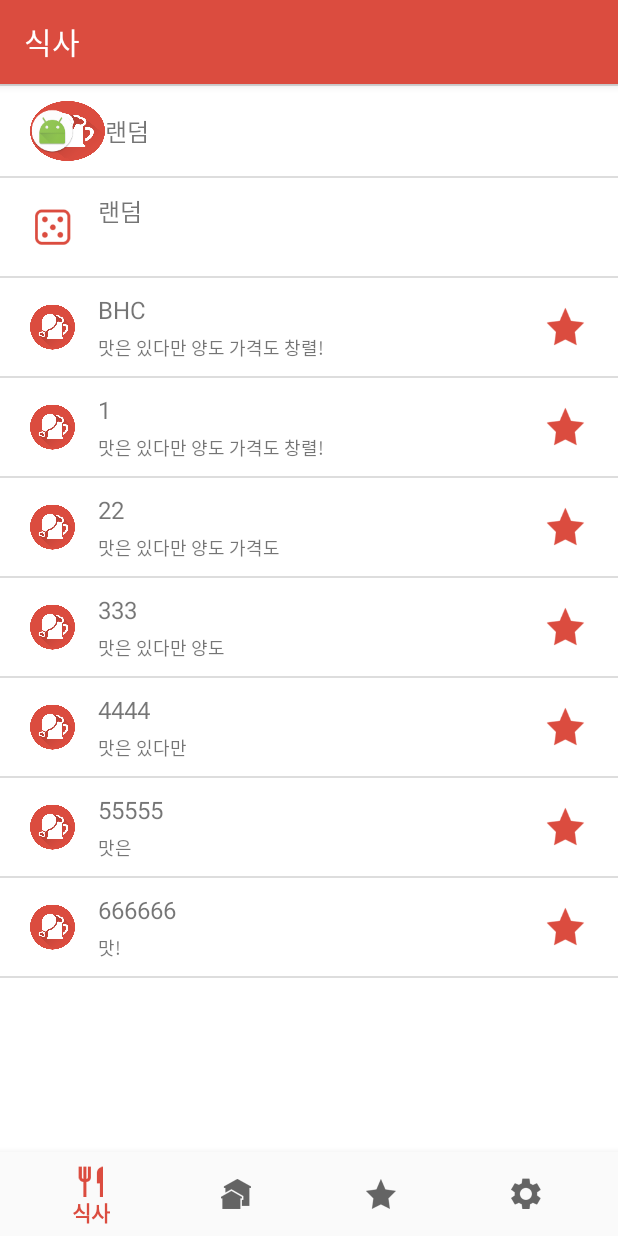
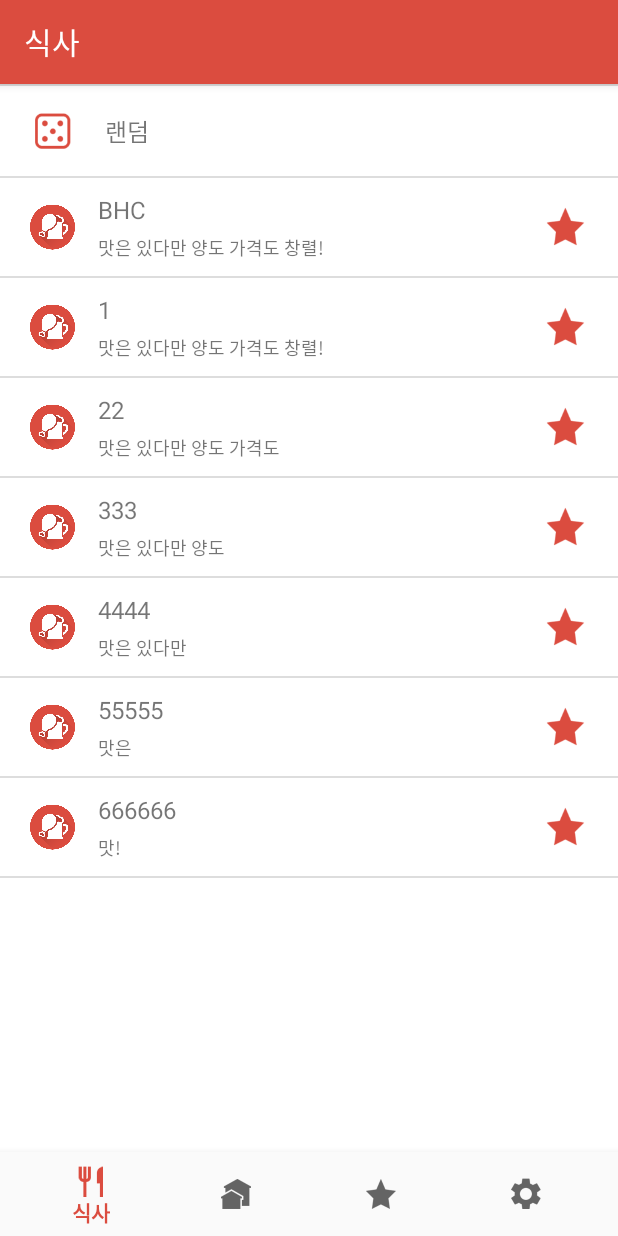
Before and after one commit to AfterNoodle/AfterNoodleAndroid, an Android app: the screen it shows after launch (MainActivity), after a tap on "전체", on a phone screen of 412 x 824 dp. Run offline under Robolectric (Android 15) with nearby library versions, the phone set to English and light mode, and no system bars; our stand-ins replace ButterKnife.

Commit message:
BottomNavigationBar animation reduced StoreListFragment issue resolved

```diff
--- a/app/build.gradle
+++ b/app/build.gradle
@@ -32,9 +32,6 @@ dependencies {
     compile 'com.android.support:recyclerview-v7:25.3.1'
     compile 'com.jakewharton:butterknife:8.5.1'
     compile 'com.android.support:design:25.3.1'
-    compile 'com.google.firebase:firebase-auth:10.2.0'
-    compile 'com.google.firebase:firebase-database:10.2.0'
-    compile 'com.google.firebase:firebase-core:10.2.0'
     annotationProcessor 'com.jakewharton:butterknife-compiler:8.5.1'
     compile 'com.github.bumptech.glide:glide:4.0.0-RC1'
 }
--- a/app/src/main/java/com/yamae/yamaeapp/Activity/MainActivity.java
+++ b/app/src/main/java/com/yamae/yamaeapp/Activity/MainActivity.java
@@ -2,16 +2,12 @@ package com.yamae.yamaeapp.Activity;
 
 import android.content.Context;
 import android.graphics.Color;
-import android.os.Build;
 import android.os.Bundle;
 import android.support.annotation.NonNull;
-import android.support.annotation.RequiresApi;
 import android.support.design.widget.BottomNavigationView;
 import android.app.Fragment;
 import android.app.FragmentTransaction;
-import android.support.v7.app.ActionBar;
 import android.support.v7.app.AppCompatActivity;
-import android.support.v7.widget.RecyclerView;
 import android.support.v7.widget.Toolbar;
 import android.view.MenuItem;
 
@@ -20,6 +16,7 @@ import com.yamae.yamaeapp.Fragment.LivingCategoryFragment;
 import com.yamae.yamaeapp.Fragment.SettingFragment;
 import com.yamae.yamaeapp.Fragment.StoreCategoryFragment;
 import com.yamae.yamaeapp.R;
+import com.yamae.yamaeapp.Java.BottomNavigationViewHelper;
 
 public class MainActivity extends AppCompatActivity {
 
@@ -59,6 +56,7 @@ public class MainActivity extends AppCompatActivity {
     };
 
 
+
     @Override
     protected void onCreate(Bundle savedInstanceState) {
         mContext=this;
@@ -66,6 +64,7 @@ public class MainActivity extends AppCompatActivity {
         setContentView(R.layout.activity_main);
         BottomNavigationView navigation = (BottomNavigationView) findViewById(R.id.navigation);
         navigation.setOnNavigationItemSelectedListener(mOnNavigationItemSelectedListener);
+        BottomNavigationViewHelper.removeShiftMode(navigation);
 
         // toolbar 설정
         toolbar = (Toolbar) findViewById(R.id.defaultToolbar);
--- a/app/src/main/java/com/yamae/yamaeapp/Activity/SplashActivity.java
+++ b/app/src/main/java/com/yamae/yamaeapp/Activity/SplashActivity.java
@@ -5,13 +5,8 @@ import android.content.Intent;
 import android.os.Bundle;
 import android.os.Handler;
 import android.support.v7.app.AppCompatActivity;
-import android.support.v7.widget.Toolbar;
-import android.util.AttributeSet;
-import android.view.View;
 
 import com.yamae.yamaeapp.R;
-
-import static android.R.attr.delay;
 
 /**
  * Created by HyunWook Kim on 2017-07-12.
--- a/app/src/main/java/com/yamae/yamaeapp/Adapter/BookmarkAdapter.java
+++ b/app/src/main/java/com/yamae/yamaeapp/Adapter/BookmarkAdapter.java
@@ -2,7 +2,6 @@ package com.yamae.yamaeapp.Adapter;
 
 import android.app.Activity;
 import android.content.Context;
-import android.graphics.drawable.Drawable;
 import android.support.v7.widget.RecyclerView;
 import android.view.LayoutInflater;
 import android.view.View;
--- a/app/src/main/java/com/yamae/yamaeapp/Adapter/StoreCategoryAdapter.java
+++ b/app/src/main/java/com/yamae/yamaeapp/Adapter/StoreCategoryAdapter.java
@@ -2,9 +2,7 @@ package com.yamae.yamaeapp.Adapter;
 
 import android.app.Activity;
 import android.content.Context;
-import android.content.Intent;
 import android.app.Fragment;
-import android.support.v4.app.FragmentManager;
 import android.support.v7.widget.RecyclerView;
 import android.view.LayoutInflater;
 import android.view.View;
@@ -22,7 +20,6 @@ import java.util.List;
 
 import butterknife.BindView;
 import butterknife.ButterKnife;
-import butterknife.OnClick;
 
 /**
  * Created by HyunWook Kim on 2017-07-07.
--- a/app/src/main/java/com/yamae/yamaeapp/Adapter/StoreListAdapter.java
+++ b/app/src/main/java/com/yamae/yamaeapp/Adapter/StoreListAdapter.java
@@ -2,9 +2,7 @@ package com.yamae.yamaeapp.Adapter;
 
 import android.app.Activity;
 import android.content.Context;
-import android.graphics.Rect;
 import android.support.v7.widget.RecyclerView;
-import android.text.Layout;
 import android.view.LayoutInflater;
 import android.view.View;
 import android.view.ViewGroup;
@@ -79,7 +77,7 @@ public class StoreListAdapter extends RecyclerView.Adapter{
             ((BodyViewHolder) holder).btBookmark.setBackgroundResource(items.get(itemPosition).getBookmark());
         }
         else if(holder instanceof  HeaderViewHolder) {
-            ((HeaderViewHolder) holder).imgRand.setBackgroundResource(items2.get(position).getIcon());
+            ((HeaderViewHolder) holder).imgRand.setImageResource(items2.get(position).getIcon());
             ((HeaderViewHolder) holder).txtRand.setText(items2.get(position).getCatTitle());
         }
     }
--- a/app/src/main/java/com/yamae/yamaeapp/Fragment/StoreCategoryFragment.java
+++ b/app/src/main/java/com/yamae/yamaeapp/Fragment/StoreCategoryFragment.java
@@ -1,7 +1,6 @@
 package com.yamae.yamaeapp.Fragment;
 
 import android.content.Context;
-import android.content.Intent;
 import android.os.Build;
 import android.os.Bundle;
 import android.app.Fragment;
--- a/app/src/main/java/com/yamae/yamaeapp/Fragment/StoreListFragment.java
+++ b/app/src/main/java/com/yamae/yamaeapp/Fragment/StoreListFragment.java
@@ -10,7 +10,6 @@ import android.support.v7.widget.RecyclerView;
 import android.view.LayoutInflater;
 import android.view.View;
 import android.view.ViewGroup;
-import android.widget.ImageView;
 
 import com.yamae.yamaeapp.Adapter.StoreListAdapter;
 import com.yamae.yamaeapp.Item.StoreCategoryItem;
@@ -19,9 +18,6 @@ import com.yamae.yamaeapp.R;
 
 import java.util.ArrayList;
 import java.util.List;
-
-import butterknife.BindView;
-import butterknife.ButterKnife;
 
 /**
  * Created by HyunWook Kim on 2017-07-13.
@@ -53,10 +49,9 @@ public class StoreListFragment extends Fragment {
         recyclerView.setLayoutManager(layoutManager);
 
         items2 = new ArrayList<>();
-        items2.add(new StoreCategoryItem(R.mipmap.logo_rounded,"랜덤"));
+        items2.add(new StoreCategoryItem(R.mipmap.ic_dice_c192,"랜덤"));
 
         items = new ArrayList<>();
-        items.add(new StoreListItem(R.mipmap.ic_dice_c192,"랜덤"," "));
         items.add(new StoreListItem(R.mipmap.logo_rounded,R.mipmap.ic_bookmark_c192,"BHC","맛은 있다만 양도 가격도 창렬!"));
         items.add(new StoreListItem(R.mipmap.logo_rounded,R.mipmap.ic_bookmark_c192,"1","맛은 있다만 양도 가격도 창렬!"));
         items.add(new StoreListItem(R.mipmap.logo_rounded,R.mipmap.ic_bookmark_c192,"22","맛은 있다만 양도 가격도"));
--- a/app/src/main/java/com/yamae/yamaeapp/Item/StoreCategoryItem.java
+++ b/app/src/main/java/com/yamae/yamaeapp/Item/StoreCategoryItem.java
@@ -1,6 +1,4 @@
 package com.yamae.yamaeapp.Item;
-
-import android.graphics.drawable.Drawable;
 
 /**
  * Created by HyunWook Kim on 2017-07-07.
--- a/app/src/main/java/com/yamae/yamaeapp/Item/StoreListItem.java
+++ b/app/src/main/java/com/yamae/yamaeapp/Item/StoreListItem.java
@@ -1,6 +1,4 @@
 package com.yamae.yamaeapp.Item;
-
-import android.support.annotation.Nullable;
 
 /**
  * Created by HyunWook Kim on 2017-07-13.
--- /dev/null
+++ b/app/src/main/java/com/yamae/yamaeapp/Java/BottomNavigationViewHelper.java
@@ -0,0 +1,35 @@
+package com.yamae.yamaeapp.Java;
+
+import android.support.design.internal.BottomNavigationItemView;
+import android.support.design.internal.BottomNavigationMenuView;
+import android.support.design.widget.BottomNavigationView;
+import android.util.Log;
+
+import java.lang.reflect.Field;
+
+/**
+ * Created by HyunWook Kim on 2017-07-18.
+ */
+
+public class BottomNavigationViewHelper {
+
+    public static void removeShiftMode(BottomNavigationView view) {
+        BottomNavigationMenuView menuView = (BottomNavigationMenuView) view.getChildAt(0);
+        try {
+            Field shiftingMode = menuView.getClass().getDeclaredField("mShiftingMode");
+            shiftingMode.setAccessible(true);
+            shiftingMode.setBoolean(menuView, false);
+            shiftingMode.setAccessible(false);
+            for (int i = 0; i < menuView.getChildCount(); i++) {
+                BottomNavigationItemView item = (BottomNavigationItemView) menuView.getChildAt(i);
+                item.setShiftingMode(false);
+                // set once again checked value, so view will be updated
+                item.setChecked(item.getItemData().isChecked());
+            }
+        } catch (NoSuchFieldException e) {
+            Log.e("ERROR NO SUCH FIELD", "Unable to get shift mode field");
+        } catch (IllegalAccessException e) {
+            Log.e("ERROR ILLEGAL ALG", "Unable to change value of shift mode");
+        }
+    }
+}
--- a/app/src/main/res/layout/item_living_category.xml
+++ b/app/src/main/res/layout/item_living_category.xml
@@ -2,7 +2,8 @@
 <LinearLayout xmlns:android="http://schemas.android.com/apk/res/android"
     android:orientation="vertical"
     android:layout_width="match_parent"
-    android:layout_height="wrap_content">
+    android:layout_height="wrap_content"
+    android:layout_margin="20dp">
 
     <android.support.v7.widget.CardView
         xmlns:card_view="http://schemas.android.com/apk/res-auto"
--- a/app/src/main/res/layout/item_store_category.xml
+++ b/app/src/main/res/layout/item_store_category.xml
@@ -16,8 +16,7 @@
             android:id="@+id/imgStoreCategory"
             android:layout_width="50dp"
             android:layout_height="match_parent"
-            android:paddingRight="20dp"
-            android:src="@mipmap/ic_launcher_round"/>
+            android:paddingRight="20dp"/>
         <LinearLayout
             android:layout_width="match_parent"
             android:layout_height="match_parent"
```
